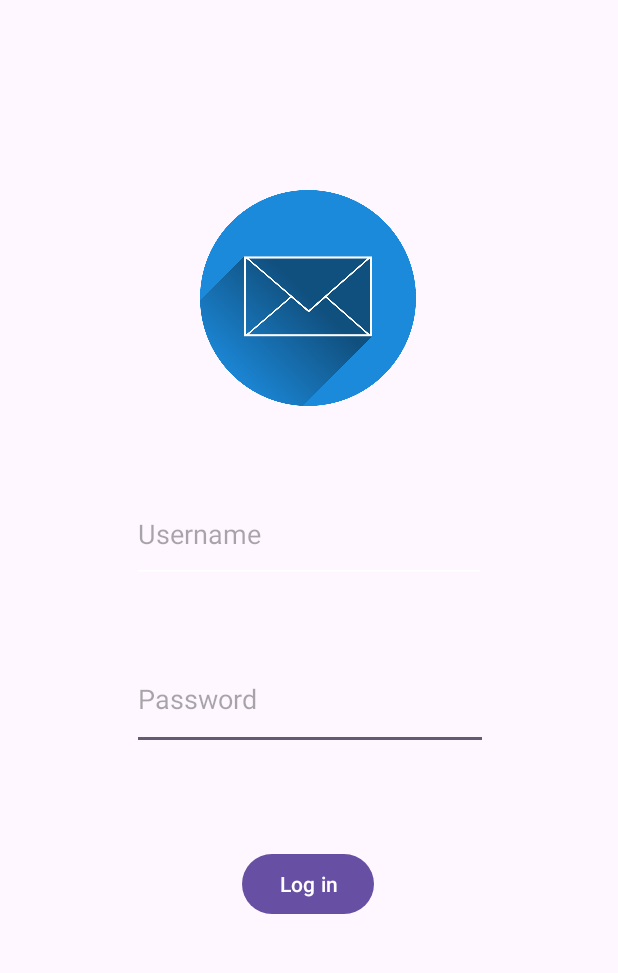
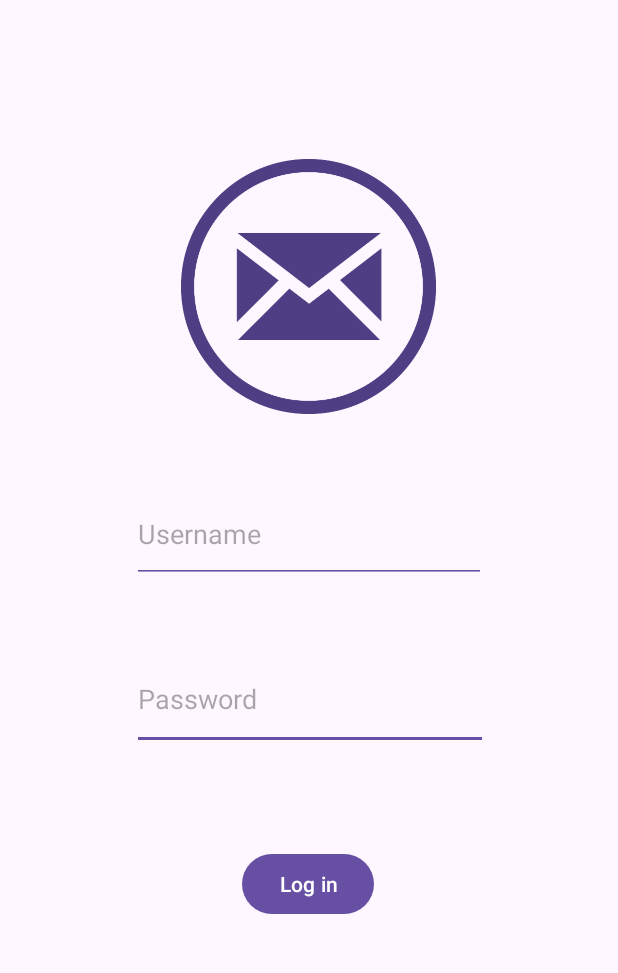
Before and after one commit to lazar-milic-upm/Android_Newsletter, an Android app: the screen it shows after launch (LoginActivity), after a tap on "Log in", on a phone screen of 412 x 824 dp, the part 96-1069 px from its top. Run offline under Robolectric (Android 15) with nearby library versions, the phone set to English and light mode, and no system bars; network calls fail.

Commit message:
Commit last fixes

```diff
--- a/app/src/main/java/com/upm/androidnewsletter/activities/LoginActivity.java
+++ b/app/src/main/java/com/upm/androidnewsletter/activities/LoginActivity.java
@@ -57,9 +57,9 @@ public class LoginActivity extends AppCompatActivity {
 
         // Login button
         loginButton.setOnClickListener(view -> {
-            String username = "DEV_TEAM_09";//usernameEditText.getText().toString();
+            String username = usernameEditText.getText().toString();
             usernameString = username;
-            String password = "123456@09";//passwordEditText.getText().toString();
+            String password = passwordEditText.getText().toString();
             new LoginTask().execute(username, password);
         });
     }
@@ -92,7 +92,7 @@ public class LoginActivity extends AppCompatActivity {
                 editor.putString("apikey", modelManager.getAuthTokenHeader());
                 editor.apply();
 
-                Toast.makeText(LoginActivity.this, "Login successful! \nWelcome " + usernameString + "!" , Toast.LENGTH_SHORT).show();
+                Toast.makeText(LoginActivity.this, "Login successful! \nWelcome " + usernameString + "!" , Toast.LENGTH_LONG).show();
 
                 // Go to MainActivity
                 Intent intent = new Intent(LoginActivity.this, ShowArticlesActivity.class);
--- a/app/src/main/res/layout/activity_login.xml
+++ b/app/src/main/res/layout/activity_login.xml
@@ -16,9 +16,11 @@
         android:layout_width="237dp"
         android:layout_height="67dp"
         android:layout_marginTop="16dp"
+        app:backgroundTint="#ff6750a4"
         android:ems="10"
         android:hint="Password"
         android:inputType="textPassword"
+        android:textColorHighlight="#ff6750a4"
         app:layout_constraintBottom_toBottomOf="parent"
         app:layout_constraintEnd_toEndOf="parent"
         app:layout_constraintHorizontal_bias="0.502"
@@ -31,9 +33,11 @@
         android:layout_width="236dp"
         android:layout_height="65dp"
         android:layout_marginTop="16dp"
+        app:backgroundTint="#ff6750a4"
         android:ems="10"
         android:hint="Username"
         android:inputType="text"
+        android:textColorHighlight="#ff6750a4"
         app:layout_constraintBottom_toBottomOf="parent"
         app:layout_constraintEnd_toEndOf="parent"
         app:layout_constraintStart_toStartOf="parent"
@@ -54,8 +58,8 @@
 
     <ImageView
         android:id="@+id/main_image_log_in"
-        android:layout_width="148dp"
-        android:layout_height="144dp"
+        android:layout_width="170dp"
+        android:layout_height="170dp"
         android:scaleType="centerInside"
         app:layout_constraintBottom_toTopOf="@+id/main_username"
         app:layout_constraintEnd_toEndOf="parent"
--- a/app/src/main/res/values/colors.xml
+++ b/app/src/main/res/values/colors.xml
@@ -3,7 +3,7 @@
     <color name="black">#FF000000</color>
     <color name="white">#FFFFFFFF</color>
     <color name="gray">#010101</color>
-    <color name="primaryColor">#6750A4</color>
+    <color name="primaryColor">#503E84</color>
     <drawable name="transperent_color">#00000000</drawable>
 
 </resources>
```
Also changed, not shown: app/src/main/res/drawable/newsletter.png.
